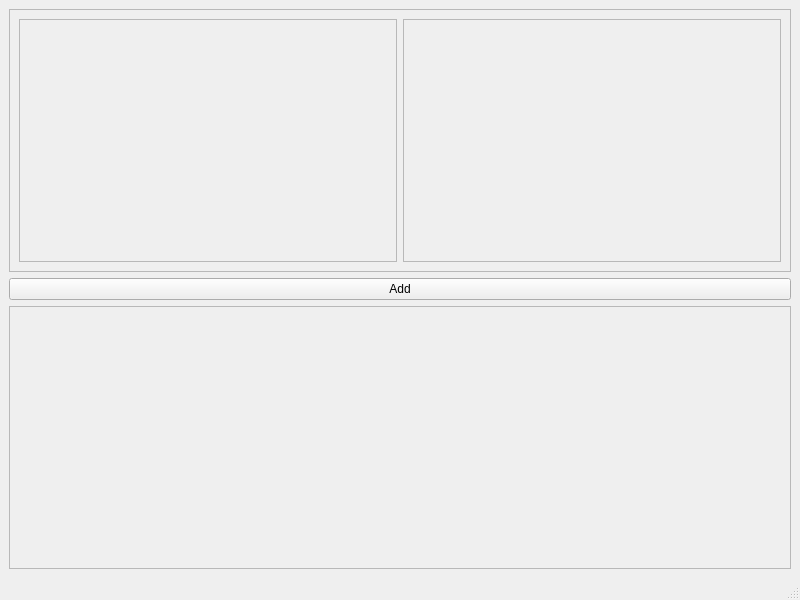
The window that ui/attach_log_window.ui (CheckListHW/InputLogs) describes before a commit, drawn with Qt 5.
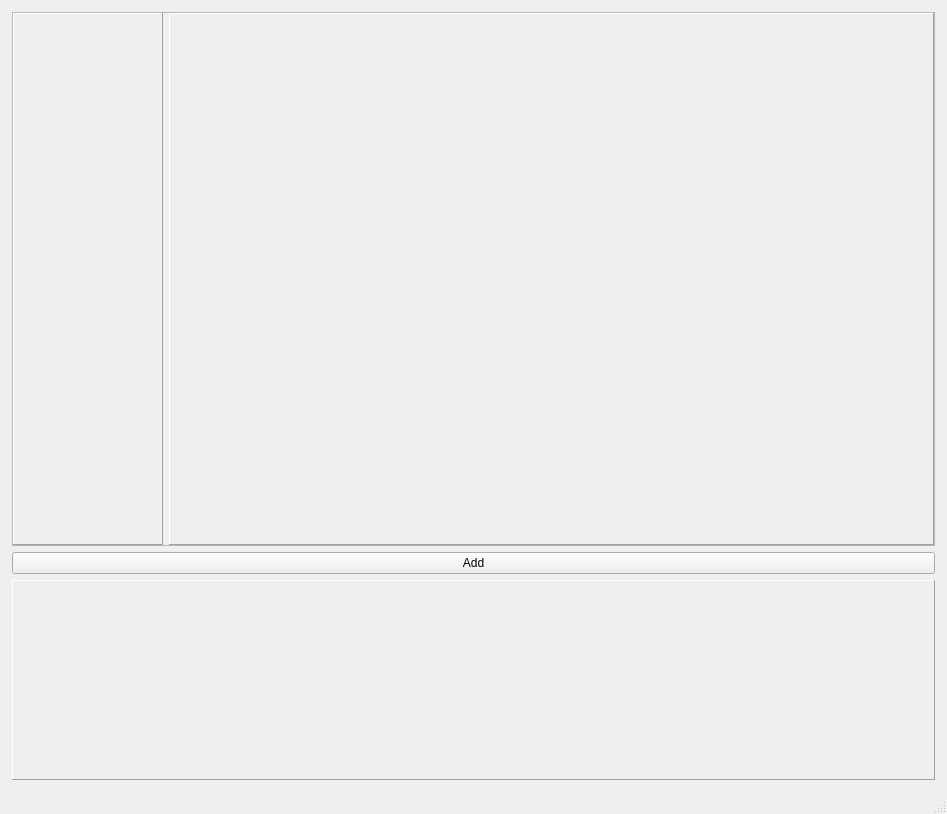
The same window after the commit.

What changed in the file:
```diff
--- a/ui/attach_log_window.ui
+++ b/ui/attach_log_window.ui
@@ -6,8 +6,8 @@
    <rect>
     <x>0</x>
     <y>0</y>
-    <width>800</width>
-    <height>600</height>
+    <width>947</width>
+    <height>814</height>
    </rect>
   </property>
   <property name="windowTitle">
@@ -15,6 +15,18 @@
   </property>
   <widget class="QWidget" name="centralwidget">
    <layout class="QVBoxLayout" name="verticalLayout">
+    <property name="leftMargin">
+     <number>12</number>
+    </property>
+    <property name="topMargin">
+     <number>12</number>
+    </property>
+    <property name="rightMargin">
+     <number>12</number>
+    </property>
+    <property name="bottomMargin">
+     <number>12</number>
+    </property>
     <item>
      <widget class="QFrame" name="frame_2">
       <property name="frameShape">
@@ -24,8 +36,59 @@
        <enum>QFrame::Raised</enum>
       </property>
       <layout class="QHBoxLayout" name="horizontalLayout">
+       <property name="spacing">
+        <number>6</number>
+       </property>
+       <property name="leftMargin">
+        <number>0</number>
+       </property>
+       <property name="topMargin">
+        <number>0</number>
+       </property>
+       <property name="rightMargin">
+        <number>0</number>
+       </property>
+       <property name="bottomMargin">
+        <number>0</number>
+       </property>
+       <item>
+        <widget class="QFrame" name="frame">
+         <property name="maximumSize">
+          <size>
+           <width>150</width>
+           <height>16777215</height>
+          </size>
+         </property>
+         <property name="frameShape">
+          <enum>QFrame::Panel</enum>
+         </property>
+         <property name="frameShadow">
+          <enum>QFrame::Raised</enum>
+         </property>
+         <layout class="QHBoxLayout" name="horizontalLayout_2">
+          <property name="spacing">
+           <number>0</number>
+          </property>
+          <property name="topMargin">
+           <number>0</number>
+          </property>
+          <property name="rightMargin">
+           <number>0</number>
+          </property>
+          <property name="bottomMargin">
+           <number>0</number>
+          </property>
        <item>
         <widget class="QScrollArea" name="scrollArea">
+            <property name="maximumSize">
+             <size>
+              <width>150</width>
+              <height>16777215</height>
+             </size>
+            </property>
+            <property name="frameShape">
+             <enum>QFrame::NoFrame</enum>
+            </property>
          <property name="widgetResizable">
           <bool>true</bool>
          </property>
@@ -34,8 +97,8 @@
            <rect>
             <x>0</x>
             <y>0</y>
-            <width>376</width>
-            <height>231</height>
+               <width>139</width>
+               <height>510</height>
            </rect>
           </property>
           <layout class="QVBoxLayout" name="verticalLayout_4">
@@ -59,39 +122,18 @@
          </widget>
         </widget>
        </item>
-       <item>
-        <widget class="QScrollArea" name="scrollArea_2">
-         <property name="widgetResizable">
-          <bool>true</bool>
-         </property>
-         <widget class="QWidget" name="scrollAreaWidgetContents_2">
-          <property name="geometry">
-           <rect>
-            <x>0</x>
-            <y>0</y>
-            <width>376</width>
-            <height>231</height>
-           </rect>
-          </property>
-          <layout class="QVBoxLayout" name="verticalLayout_3">
-           <item>
-            <layout class="QGridLayout" name="logsGridLayout"/>
-           </item>
-           <item>
-            <spacer name="verticalSpacer_2">
-             <property name="orientation">
-              <enum>Qt::Vertical</enum>
-             </property>
-             <property name="sizeHint" stdset="0">
-              <size>
-               <width>20</width>
-               <height>40</height>
-              </size>
-             </property>
-            </spacer>
-           </item>
-          </layout>
-         </widget>
+         </layout>
+        </widget>
+       </item>
+       <item>
+        <widget class="QFrame" name="logFrame">
+         <property name="frameShape">
+          <enum>QFrame::Panel</enum>
+         </property>
+         <property name="frameShadow">
+          <enum>QFrame::Raised</enum>
+         </property>
+         <layout class="QVBoxLayout" name="verticalLayout_5"/>
         </widget>
        </item>
       </layout>
@@ -99,44 +141,29 @@
     </item>
     <item>
      <widget class="QPushButton" name="addButton">
+      <property name="styleSheet">
+       <string notr="true"/>
+      </property>
       <property name="text">
        <string>Add</string>
       </property>
      </widget>
     </item>
     <item>
-     <widget class="QScrollArea" name="scrollArea_3">
-      <property name="widgetResizable">
-       <bool>true</bool>
-      </property>
-      <widget class="QWidget" name="scrollAreaWidgetContents_3">
-       <property name="geometry">
-        <rect>
-         <x>0</x>
-         <y>0</y>
-         <width>780</width>
-         <height>251</height>
-        </rect>
-       </property>
-       <layout class="QVBoxLayout" name="verticalLayout_2">
-        <item>
-         <layout class="QGridLayout" name="infoGridLayout"/>
-        </item>
-        <item>
-         <spacer name="verticalSpacer_3">
-          <property name="orientation">
-           <enum>Qt::Vertical</enum>
-          </property>
-          <property name="sizeHint" stdset="0">
+     <widget class="QFrame" name="infoFrame">
+      <property name="minimumSize">
            <size>
-            <width>20</width>
-            <height>40</height>
-           </size>
-          </property>
-         </spacer>
-        </item>
-       </layout>
-      </widget>
+        <width>0</width>
+        <height>200</height>
+       </size>
+      </property>
+      <property name="frameShape">
+       <enum>QFrame::Panel</enum>
+      </property>
+      <property name="frameShadow">
+       <enum>QFrame::Raised</enum>
+      </property>
+      <layout class="QVBoxLayout" name="verticalLayout_2"/>
      </widget>
     </item>
    </layout>
```
Left out of the diff: 11 changed lines with no effect on the pictures. Lines whose indentation alone changed are shown as unchanged.
